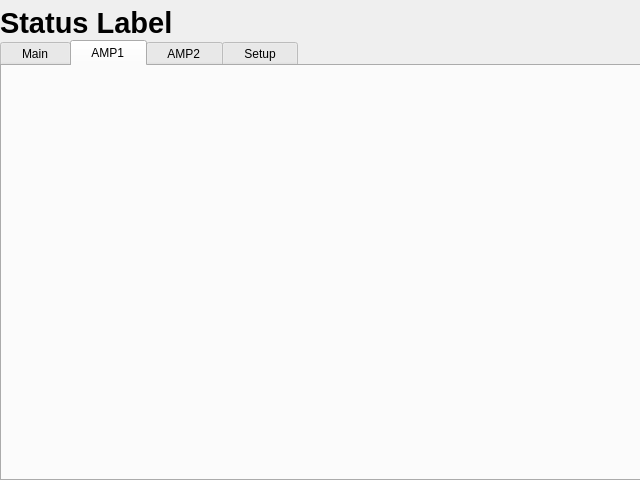
The window that src/UI_640x480.ui (rogerkalt/RF-AMP-RPIInterface) describes before a commit, drawn with Qt 5.
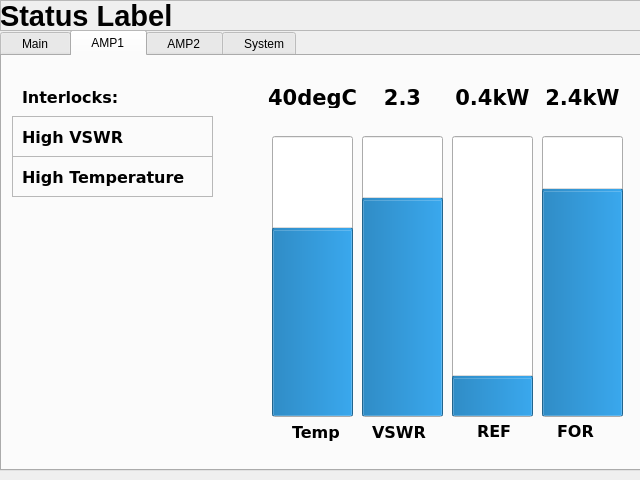
The same window after the commit. The open tabs and pages were chosen to show the change.

Commit message: GUI skeleton, disabled socket server

What changed in the file:
```diff
--- a/src/UI_640x480.ui
+++ b/src/UI_640x480.ui
@@ -36,7 +36,7 @@
     <property name="geometry">
      <rect>
       <x>0</x>
-      <y>40</y>
+      <y>30</y>
       <width>641</width>
       <height>441</height>
      </rect>
@@ -478,6 +478,402 @@
      <attribute name="title">
       <string>   AMP1   </string>
      </attribute>
+     <widget class="QLabel" name="label_5">
+      <property name="geometry">
+       <rect>
+        <x>475</x>
+        <y>365</y>
+        <width>41</width>
+        <height>21</height>
+       </rect>
+      </property>
+      <property name="font">
+       <font>
+        <family>Bitstream Vera Sans</family>
+        <pointsize>12</pointsize>
+        <weight>75</weight>
+        <bold>true</bold>
+       </font>
+      </property>
+      <property name="text">
+       <string>REF</string>
+      </property>
+     </widget>
+     <widget class="QLabel" name="label_6">
+      <property name="geometry">
+       <rect>
+        <x>555</x>
+        <y>365</y>
+        <width>41</width>
+        <height>21</height>
+       </rect>
+      </property>
+      <property name="font">
+       <font>
+        <family>Bitstream Vera Sans</family>
+        <pointsize>12</pointsize>
+        <weight>75</weight>
+        <bold>true</bold>
+       </font>
+      </property>
+      <property name="text">
+       <string>FOR</string>
+      </property>
+     </widget>
+     <widget class="QLabel" name="label_7">
+      <property name="geometry">
+       <rect>
+        <x>370</x>
+        <y>365</y>
+        <width>68</width>
+        <height>22</height>
+       </rect>
+      </property>
+      <property name="font">
+       <font>
+        <family>Bitstream Vera Sans</family>
+        <pointsize>12</pointsize>
+        <weight>75</weight>
+        <bold>true</bold>
+       </font>
+      </property>
+      <property name="text">
+       <string>VSWR</string>
+      </property>
+     </widget>
+     <widget class="QProgressBar" name="progressBar_ETA_Amp1">
+      <property name="geometry">
+       <rect>
+        <x>270</x>
+        <y>80</y>
+        <width>81</width>
+        <height>281</height>
+       </rect>
+      </property>
+      <property name="value">
+       <number>66</number>
+      </property>
+      <property name="textVisible">
+       <bool>false</bool>
+      </property>
+      <property name="orientation">
+       <enum>Qt::Vertical</enum>
+      </property>
+      <property name="invertedAppearance">
+       <bool>false</bool>
+      </property>
+      <property name="textDirection">
+       <enum>QProgressBar::BottomToTop</enum>
+      </property>
+      <property name="format">
+       <string>%p kW</string>
+      </property>
+     </widget>
+     <widget class="QLabel" name="label_8">
+      <property name="geometry">
+       <rect>
+        <x>290</x>
+        <y>365</y>
+        <width>68</width>
+        <height>22</height>
+       </rect>
+      </property>
+      <property name="font">
+       <font>
+        <family>Bitstream Vera Sans</family>
+        <pointsize>12</pointsize>
+        <weight>75</weight>
+        <bold>true</bold>
+       </font>
+      </property>
+      <property name="text">
+       <string>Temp</string>
+      </property>
+     </widget>
+     <widget class="QProgressBar" name="progressBar_RFout_FOR_Amp1">
+      <property name="geometry">
+       <rect>
+        <x>540</x>
+        <y>80</y>
+        <width>81</width>
+        <height>281</height>
+       </rect>
+      </property>
+      <property name="maximum">
+       <number>3000</number>
+      </property>
+      <property name="value">
+       <number>2400</number>
+      </property>
+      <property name="textVisible">
+       <bool>false</bool>
+      </property>
+      <property name="orientation">
+       <enum>Qt::Vertical</enum>
+      </property>
+      <property name="invertedAppearance">
+       <bool>false</bool>
+      </property>
+      <property name="textDirection">
+       <enum>QProgressBar::BottomToTop</enum>
+      </property>
+      <property name="format">
+       <string>%p kW</string>
+      </property>
+     </widget>
+     <widget class="QLabel" name="label_VSWR_Amp1">
+      <property name="geometry">
+       <rect>
+        <x>360</x>
+        <y>30</y>
+        <width>81</width>
+        <height>22</height>
+       </rect>
+      </property>
+      <property name="font">
+       <font>
+        <family>Bitstream Vera Sans</family>
+        <pointsize>16</pointsize>
+        <weight>75</weight>
+        <bold>true</bold>
+       </font>
+      </property>
+      <property name="text">
+       <string>2.3</string>
+      </property>
+      <property name="alignment">
+       <set>Qt::AlignCenter</set>
+      </property>
+     </widget>
+     <widget class="QLabel" name="label_eta_Amp1">
+      <property name="geometry">
+       <rect>
+        <x>250</x>
+        <y>30</y>
+        <width>121</width>
+        <height>22</height>
+       </rect>
+      </property>
+      <property name="font">
+       <font>
+        <family>Bitstream Vera Sans</family>
+        <pointsize>16</pointsize>
+        <weight>75</weight>
+        <bold>true</bold>
+       </font>
+      </property>
+      <property name="text">
+       <string>40degC</string>
+      </property>
+      <property name="alignment">
+       <set>Qt::AlignCenter</set>
+      </property>
+     </widget>
+     <widget class="QLabel" name="label_RFout_REF_Amp1">
+      <property name="geometry">
+       <rect>
+        <x>450</x>
+        <y>30</y>
+        <width>81</width>
+        <height>22</height>
+       </rect>
+      </property>
+      <property name="font">
+       <font>
+        <family>Bitstream Vera Sans</family>
+        <pointsize>16</pointsize>
+        <weight>75</weight>
+        <bold>true</bold>
+       </font>
+      </property>
+      <property name="text">
+       <string>0.4kW</string>
+      </property>
+      <property name="alignment">
+       <set>Qt::AlignCenter</set>
+      </property>
+     </widget>
+     <widget class="QLabel" name="label_RFout_FOR_Amp1">
+      <property name="geometry">
+       <rect>
+        <x>540</x>
+        <y>30</y>
+        <width>81</width>
+        <height>22</height>
+       </rect>
+      </property>
+      <property name="font">
+       <font>
+        <family>Bitstream Vera Sans</family>
+        <pointsize>16</pointsize>
+        <weight>75</weight>
+        <bold>true</bold>
+       </font>
+      </property>
+      <property name="text">
+       <string>2.4kW</string>
+      </property>
+      <property name="alignment">
+       <set>Qt::AlignCenter</set>
+      </property>
+     </widget>
+     <widget class="QProgressBar" name="progressBar_VSWR_Amp1">
+      <property name="geometry">
+       <rect>
+        <x>360</x>
+        <y>80</y>
+        <width>81</width>
+        <height>281</height>
+       </rect>
+      </property>
+      <property name="maximum">
+       <number>300</number>
+      </property>
+      <property name="value">
+       <number>230</number>
+      </property>
+      <property name="textVisible">
+       <bool>false</bool>
+      </property>
+      <property name="orientation">
+       <enum>Qt::Vertical</enum>
+      </property>
+      <property name="invertedAppearance">
+       <bool>false</bool>
+      </property>
+      <property name="textDirection">
+       <enum>QProgressBar::BottomToTop</enum>
+      </property>
+      <property name="format">
+       <string>%p kW</string>
+      </property>
+     </widget>
+     <widget class="QProgressBar" name="progressBar_RFout_REF_Amp1">
+      <property name="geometry">
+       <rect>
+        <x>450</x>
+        <y>80</y>
+        <width>81</width>
+        <height>281</height>
+       </rect>
+      </property>
+      <property name="maximum">
+       <number>3000</number>
+      </property>
+      <property name="value">
+       <number>400</number>
+      </property>
+      <property name="textVisible">
+       <bool>false</bool>
+      </property>
+      <property name="orientation">
+       <enum>Qt::Vertical</enum>
+      </property>
+      <property name="invertedAppearance">
+       <bool>false</bool>
+      </property>
+      <property name="textDirection">
+       <enum>QProgressBar::BottomToTop</enum>
+      </property>
+      <property name="format">
+       <string>%p kW</string>
+      </property>
+     </widget>
+     <widget class="QFrame" name="frame_VSWR_Amp1">
+      <property name="geometry">
+       <rect>
+        <x>10</x>
+        <y>60</y>
+        <width>201</width>
+        <height>41</height>
+       </rect>
+      </property>
+      <property name="frameShape">
+       <enum>QFrame::StyledPanel</enum>
+      </property>
+      <property name="frameShadow">
+       <enum>QFrame::Raised</enum>
+      </property>
+      <widget class="QLabel" name="label_13">
+       <property name="geometry">
+        <rect>
+         <x>10</x>
+         <y>10</y>
+         <width>181</width>
+         <height>22</height>
+        </rect>
+       </property>
+       <property name="font">
+        <font>
+         <family>Bitstream Vera Sans</family>
+         <pointsize>12</pointsize>
+         <weight>75</weight>
+         <bold>true</bold>
+        </font>
+       </property>
+       <property name="text">
+        <string>High VSWR</string>
+       </property>
+      </widget>
+     </widget>
+     <widget class="QLabel" name="label_14">
+      <property name="geometry">
+       <rect>
+        <x>20</x>
+        <y>30</y>
+        <width>181</width>
+        <height>22</height>
+       </rect>
+      </property>
+      <property name="font">
+       <font>
+        <family>Bitstream Vera Sans</family>
+        <pointsize>12</pointsize>
+        <weight>75</weight>
+        <bold>true</bold>
+       </font>
+      </property>
+      <property name="text">
+       <string>Interlocks:</string>
+      </property>
+     </widget>
+     <widget class="QFrame" name="frame_Temp_Amp1">
+      <property name="geometry">
+       <rect>
+        <x>10</x>
+        <y>100</y>
+        <width>201</width>
+        <height>41</height>
+       </rect>
+      </property>
+      <property name="frameShape">
+       <enum>QFrame::StyledPanel</enum>
+      </property>
+      <property name="frameShadow">
+       <enum>QFrame::Raised</enum>
+      </property>
+      <widget class="QLabel" name="label_16">
+       <property name="geometry">
+        <rect>
+         <x>10</x>
+         <y>10</y>
+         <width>181</width>
+         <height>22</height>
+        </rect>
+       </property>
+       <property name="font">
+        <font>
+         <family>Bitstream Vera Sans</family>
+         <pointsize>12</pointsize>
+         <weight>75</weight>
+         <bold>true</bold>
+        </font>
+       </property>
+       <property name="text">
+        <string>High Temperature</string>
+       </property>
+      </widget>
+     </widget>
     </widget>
     <widget class="QWidget" name="tab_AMP2">
      <attribute name="title">
@@ -486,7 +882,7 @@
     </widget>
     <widget class="QWidget" name="tab_Setup">
      <attribute name="title">
-      <string>   Setup   </string>
+      <string>   System</string>
      </attribute>
      <widget class="QLabel" name="label_Hostname">
       <property name="geometry">
@@ -521,26 +917,42 @@
      </widget>
     </widget>
    </widget>
-   <widget class="QLabel" name="label_Status">
+   <widget class="QFrame" name="frame_SumFault_header">
     <property name="geometry">
      <rect>
       <x>0</x>
       <y>0</y>
-      <width>641</width>
-      <height>46</height>
+      <width>651</width>
+      <height>31</height>
      </rect>
     </property>
-    <property name="font">
-     <font>
-      <pointsize>22</pointsize>
-      <weight>75</weight>
-      <italic>false</italic>
-      <bold>true</bold>
-     </font>
+    <property name="frameShape">
+     <enum>QFrame::StyledPanel</enum>
     </property>
-    <property name="text">
-     <string>Status Label</string>
+    <property name="frameShadow">
+     <enum>QFrame::Raised</enum>
     </property>
+    <widget class="QLabel" name="label_Status">
+     <property name="geometry">
+      <rect>
+       <x>0</x>
+       <y>0</y>
+       <width>651</width>
+       <height>31</height>
+      </rect>
+     </property>
+     <property name="font">
+      <font>
+       <pointsize>22</pointsize>
+       <weight>75</weight>
+       <italic>false</italic>
+       <bold>true</bold>
+      </font>
+     </property>
+     <property name="text">
+      <string>Status Label</string>
+     </property>
+    </widget>
    </widget>
   </widget>
  </widget>
```
Left out of the diff: 988 changed lines with no effect on the pictures. The commit also changes 6 other files.
